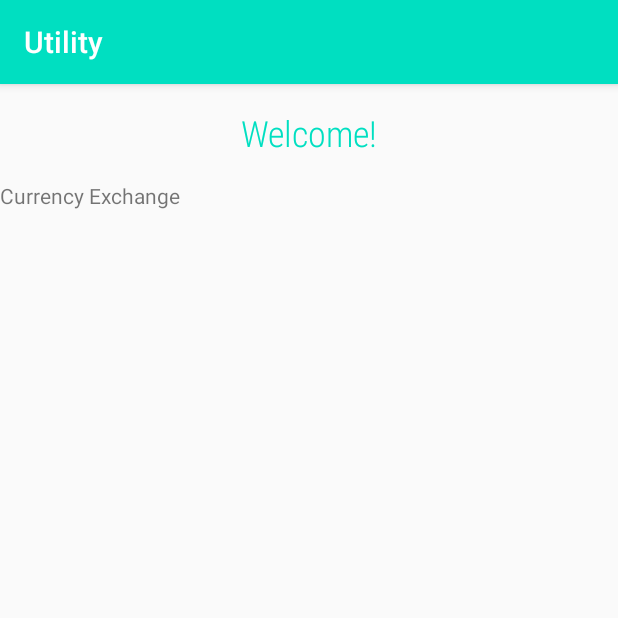
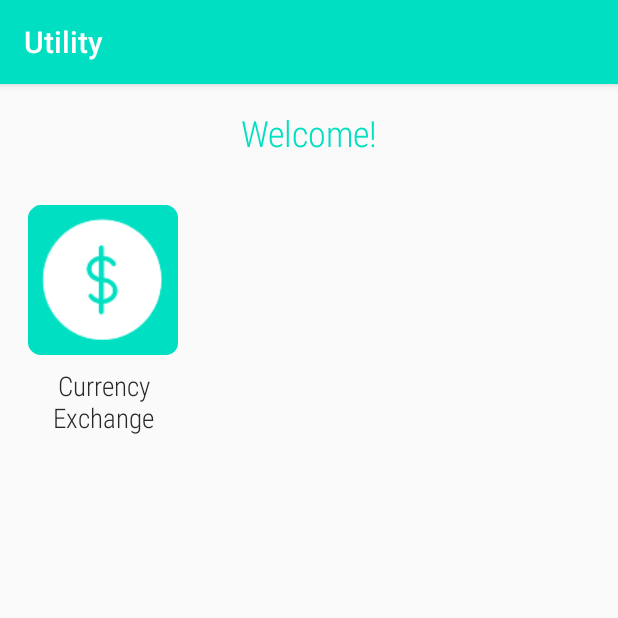
Before and after one commit to tarkowr/Utility-App, an Android app: the AppListFragment screen opened directly, with no data from a screen before it, on a phone screen of 412 x 824 dp, the top half of it. Run offline under Robolectric (Android 15) with nearby library versions, the phone set to English and light mode, and no system bars; 4 statements that could not run were skipped.

Commit message:
First app working!

```diff
--- a/app/src/main/java/com/example/utility/AppListFragment.java
+++ b/app/src/main/java/com/example/utility/AppListFragment.java
@@ -1,9 +1,11 @@
 package com.example.utility;
 
+import android.content.Intent;
 import android.os.Bundle;
 import android.view.LayoutInflater;
 import android.view.View;
 import android.view.ViewGroup;
+import android.widget.ImageView;
 import android.widget.TextView;
 
 import androidx.annotation.NonNull;
@@ -12,12 +14,16 @@ import androidx.fragment.app.Fragment;
 import androidx.recyclerview.widget.GridLayoutManager;
 import androidx.recyclerview.widget.RecyclerView;
 
-import com.example.utility.apps.CurrencyExchangeAppActivity;
+import com.example.utility.dataservice.AppDataService;
 import com.example.utility.models.AppItem;
 
 import java.util.ArrayList;
 import java.util.List;
 
+/*
+https://antonioleiva.com/recyclerview-listener/
+https://stackoverflow.com/questions/24471109/recyclerview-onclick
+ */
 public class AppListFragment extends Fragment {
 
     private RecyclerView appList;
@@ -28,7 +34,7 @@ public class AppListFragment extends Fragment {
     public void onCreate(Bundle savedInstanceState){
         super.onCreate(savedInstanceState);
         setRetainInstance(true);
-        InitializeApps();
+        this.apps = InitializeApps();
     }
 
     @Override
@@ -41,48 +47,67 @@ public class AppListFragment extends Fragment {
         return view;
     }
 
-    private void InitializeApps(){
-        apps.add(new AppItem(getResources().getString(R.string.app_currency_exchange),
-                R.mipmap.currency_icon,
-                CurrencyExchangeAppActivity.class));
+    private List<AppItem> InitializeApps(){
+        return AppDataService.get(getActivity()).getApps();
     }
 
     private void setupAdapter(){
         if(isAdded()){
-            appList.setAdapter(new AppAdapter(apps));
+            appList.setAdapter(new AppAdapter(apps, onAppClickListener));
         }
     }
 
+    private OnItemClickListener onAppClickListener = new OnItemClickListener() {
+        @Override
+        public void onItemClick(AppItem app) {
+            Intent intent = new Intent(getActivity(), app.getActivity());
+            startActivity(intent);
+        }
+    };
+
     private class AppHolder extends RecyclerView.ViewHolder {
         private TextView appName;
+        private ImageView appImage;
 
-        public AppHolder(View appView){
-            super(appView);
-            appName = (TextView) appView;
+        public AppHolder(View appContainerView){
+            super(appContainerView);
+            appName = appContainerView.findViewById(R.id.app_title);
+            appImage = appContainerView.findViewById(R.id.app_icon);
         }
 
-        public void bindListApp(AppItem app) {
+        public void bindListApp(final AppItem app, final OnItemClickListener listener) {
             appName.setText(app.toString());
+            appImage.setImageResource(app.getResId());
+
+            appImage.setOnClickListener(new View.OnClickListener() {
+                @Override public void onClick(View v) {
+                    listener.onItemClick(app);
+                }
+            });
         }
     }
 
     private class AppAdapter extends RecyclerView.Adapter<AppHolder> {
+
         private List<AppItem> apps;
+        private OnItemClickListener listener;
 
-        public AppAdapter(List<AppItem> _apps){
+        public AppAdapter(List<AppItem> _apps, OnItemClickListener _listener){
             this.apps = _apps;
+            this.listener = _listener;
         }
 
         @Override
         public AppHolder onCreateViewHolder(ViewGroup viewGroup, int viewType){
-            TextView appName = new TextView(getActivity());
-            return new AppHolder(appName);
+            LayoutInflater inflater = LayoutInflater.from(getActivity());
+            View view = inflater.inflate(R.layout.app_list_item, viewGroup, false);
+            return new AppHolder(view);
         }
 
         @Override
         public void onBindViewHolder(AppHolder appHolder, int position){
             AppItem appItem = apps.get(position);
-            appHolder.bindListApp(appItem);
+            appHolder.bindListApp(appItem, listener);
         }
 
         @Override
@@ -90,4 +115,8 @@ public class AppListFragment extends Fragment {
             return apps.size();
         }
     }
+
+    private interface OnItemClickListener {
+        void onItemClick(AppItem app);
+    }
 }
--- a/app/src/main/java/com/example/utility/HomeActivity.java
+++ b/app/src/main/java/com/example/utility/HomeActivity.java
@@ -9,7 +9,9 @@ import android.content.Intent;
 import android.os.Bundle;
 import android.widget.TextView;
 
+import com.example.utility.apps.CurrencyExchangeAppActivity;
 import com.example.utility.dataservice.UserDataService;
+import com.example.utility.models.AppItem;
 import com.example.utility.models.User;
 
 import java.util.UUID;
--- /dev/null
+++ b/app/src/main/java/com/example/utility/dataservice/AppDataService.java
@@ -0,0 +1,43 @@
+package com.example.utility.dataservice;
+
+import android.content.Context;
+
+import com.example.utility.R;
+import com.example.utility.apps.CurrencyExchangeAppActivity;
+import com.example.utility.models.AppItem;
+
+import java.util.ArrayList;
+import java.util.List;
+
+public class AppDataService {
+    private static AppDataService appDataService;
+
+    private Context context;
+    private List<AppItem> apps;
+
+    public List<AppItem> getApps() {
+        return apps;
+    }
+
+    public static AppDataService get(Context _context){
+        if(appDataService == null){
+            appDataService = new AppDataService(_context);
+        }
+
+        return appDataService;
+    }
+
+    private AppDataService(Context _context){
+        this.context = _context.getApplicationContext();
+        this.apps = ReturnAllApps();
+    }
+
+    private List<AppItem> ReturnAllApps(){
+        List<AppItem> appList = new ArrayList<>();
+        appList.add(new AppItem(context.getResources().getString(R.string.app_currency_exchange),
+                R.mipmap.ic_currency_exchange,
+                CurrencyExchangeAppActivity.class));
+
+        return appList;
+    }
+}
--- a/app/src/main/java/com/example/utility/models/AppItem.java
+++ b/app/src/main/java/com/example/utility/models/AppItem.java
@@ -19,7 +19,7 @@ public class AppItem {
         return resId;
     }
 
-    public Class<?> getActivityId() {
+    public Class<?> getActivity() {
         return activity;
     }
 
--- a/app/src/main/res/layout/activity_home.xml
+++ b/app/src/main/res/layout/activity_home.xml
@@ -27,6 +27,7 @@
         android:id="@+id/home_fragment_container"
         android:layout_width="match_parent"
         android:layout_height="0dp"
+        android:layout_marginTop="16dp"
         app:layout_constraintBottom_toBottomOf="parent"
         app:layout_constraintEnd_toEndOf="parent"
         app:layout_constraintHorizontal_bias="0.5"
--- /dev/null
+++ b/app/src/main/res/layout/app_list_item.xml
@@ -0,0 +1,26 @@
+<?xml version="1.0" encoding="utf-8"?>
+<LinearLayout xmlns:android="http://schemas.android.com/apk/res/android"
+    xmlns:app="http://schemas.android.com/apk/res-auto"
+    android:orientation="vertical" android:layout_width="match_parent"
+    android:layout_height="match_parent">
+
+    <ImageView
+        android:id="@+id/app_icon"
+        android:layout_width="100dp"
+        android:layout_height="100dp"
+        android:layout_gravity="center_horizontal"
+        android:contentDescription="@string/app_content_desc" />
+
+    <TextView
+        android:id="@+id/app_title"
+        android:layout_width="match_parent"
+        android:layout_height="wrap_content"
+        android:fontFamily="sans-serif-condensed-light"
+        android:gravity="center_horizontal"
+        android:paddingStart="8dp"
+        android:paddingTop="8dp"
+        android:paddingEnd="8dp"
+        android:paddingBottom="8dp"
+        android:textColor="@color/colorPrimaryDark"
+        android:textSize="18sp" />
+</LinearLayout>
--- a/app/src/main/res/values/strings.xml
+++ b/app/src/main/res/values/strings.xml
@@ -13,6 +13,7 @@
     <string name="txt_welcome">Welcome!</string>
     <string name="img_user_icon">User Icon</string>
     <string name="txt_account_name">Account Name:</string>
+    <string name="app_content_desc">App Icon</string>
 
     <!--Currency Exchange App-->
     <string name="app_currency_exchange">Currency Exchange</string>
```
